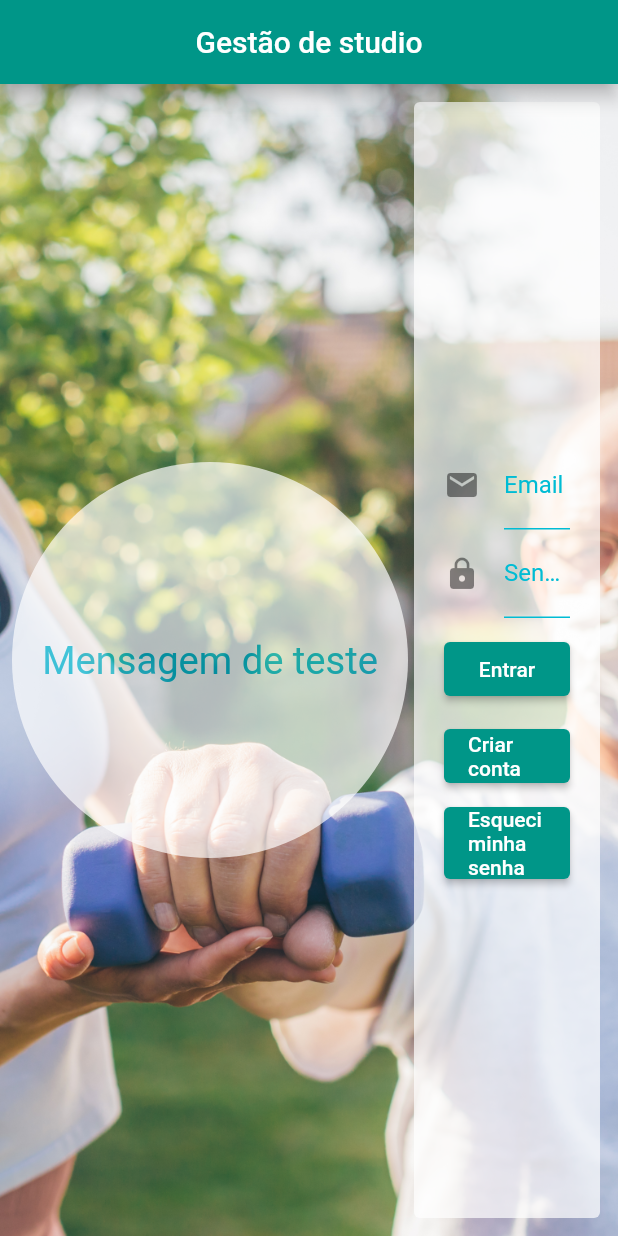
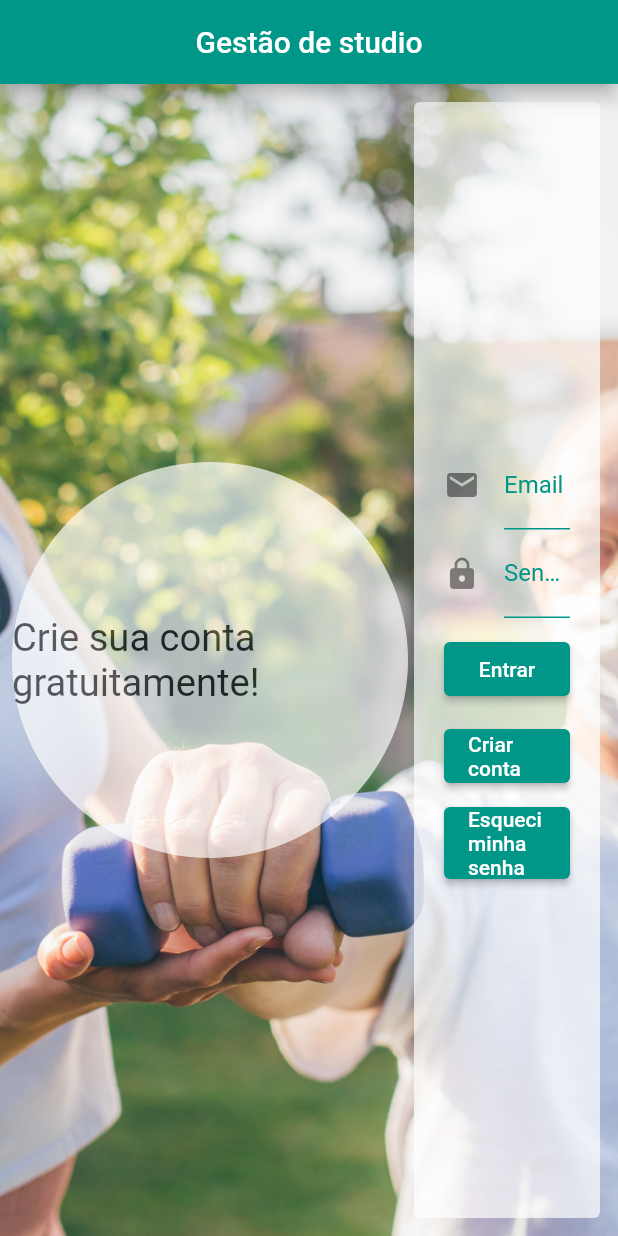
Before and after one commit to plucenio/flutter_firebase_authentication, a Flutter app: the screen it shows after launch, on a phone screen of 412 x 824 dp. Run offline on Flutter 3.47's test engine with Material 2 defaults, Android fonts, the light colour scheme and no system bars; our stand-ins replace dartz, firebase_auth, flutter_modular, google_fonts; accounts and stored records are empty.

Commit message:
Improvements on Theme.

```diff
--- a/lib/app_widget.dart
+++ b/lib/app_widget.dart
@@ -7,14 +7,17 @@ class AppWidget extends StatelessWidget {
   Widget build(BuildContext context) {
     return MaterialApp(
       title: 'Flutter Firebase Authentication',
+      themeMode: ThemeMode.light,
       theme: ThemeData(
+        brightness: Brightness.light,
+        primaryColor: Colors.teal,
         primarySwatch: Colors.teal,
-        secondaryHeaderColor: Colors.cyan,
-        textTheme: Theme.of(context).textTheme.copyWith(
-              bodyText2: Theme.of(context).textTheme.bodyText2.copyWith(
-                    color: Colors.cyan,
-                  ),
-            ),
+        fontFamily: GoogleFonts.roboto().fontFamily,
+      ),
+      darkTheme: ThemeData(
+        brightness: Brightness.dark,
+        primaryColor: Colors.deepPurple,
+        primarySwatch: Colors.deepPurple,
         fontFamily: GoogleFonts.roboto().fontFamily,
       ),
     ).modular();
--- a/lib/features/authentication/presentation/pages/login_page.dart
+++ b/lib/features/authentication/presentation/pages/login_page.dart
@@ -69,7 +69,7 @@ class _LoginPageState extends State<LoginPage>
                             child: Container(
                               child: Center(
                                 child: Text(
-                                  "Mensagem de teste",
+                                  "Crie sua conta gratuitamente!",
                                   style: TextStyle(
                                       fontSize: Theme.of(context)
                                               .textTheme
@@ -114,12 +114,11 @@ class _LoginPageState extends State<LoginPage>
                                 icon: Icon(Icons.email),
                                 labelText: 'Email',
                                 labelStyle: TextStyle(
-                                  color: Theme.of(context).secondaryHeaderColor,
+                                  color: Theme.of(context).primaryColor,
                                 ),
                                 enabledBorder: UnderlineInputBorder(
                                   borderSide: BorderSide(
-                                      color: Theme.of(context)
-                                          .secondaryHeaderColor),
+                                      color: Theme.of(context).primaryColor),
                                 ),
                               ),
                               validator: (String value) {
@@ -137,12 +136,11 @@ class _LoginPageState extends State<LoginPage>
                                 icon: Icon(Icons.lock),
                                 labelText: 'Senha',
                                 labelStyle: TextStyle(
-                                  color: Theme.of(context).secondaryHeaderColor,
+                                  color: Theme.of(context).primaryColor,
                                 ),
                                 enabledBorder: UnderlineInputBorder(
                                   borderSide: BorderSide(
-                                      color: Theme.of(context)
-                                          .secondaryHeaderColor),
+                                      color: Theme.of(context).primaryColor),
                                 ),
                               ),
                             ),
@@ -170,6 +168,14 @@ class _LoginPageState extends State<LoginPage>
                                         LoggedPage.route,
                                       );
                                     },
+                                  );
+                                } else {
+                                  ScaffoldMessenger.of(context).showSnackBar(
+                                    SnackBar(
+                                      content: Text(
+                                          "É necessário informar um email válido."),
+                                      backgroundColor: Colors.amber,
+                                    ),
                                   );
                                 }
                               },
```
Also changed, not shown: lib/features/authentication/data/repositories/firebase_authentication_repository.dart (+13 -13 lines), lib/features/authentication/presentation/pages/logged_page.dart (+60 -9 lines).
